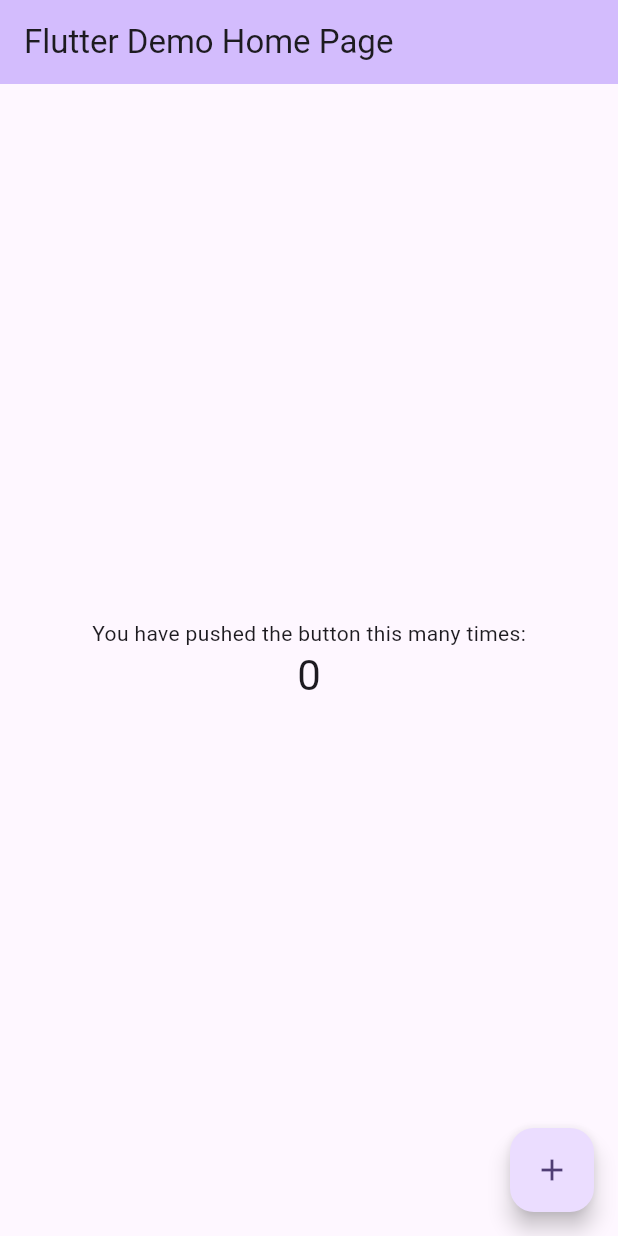
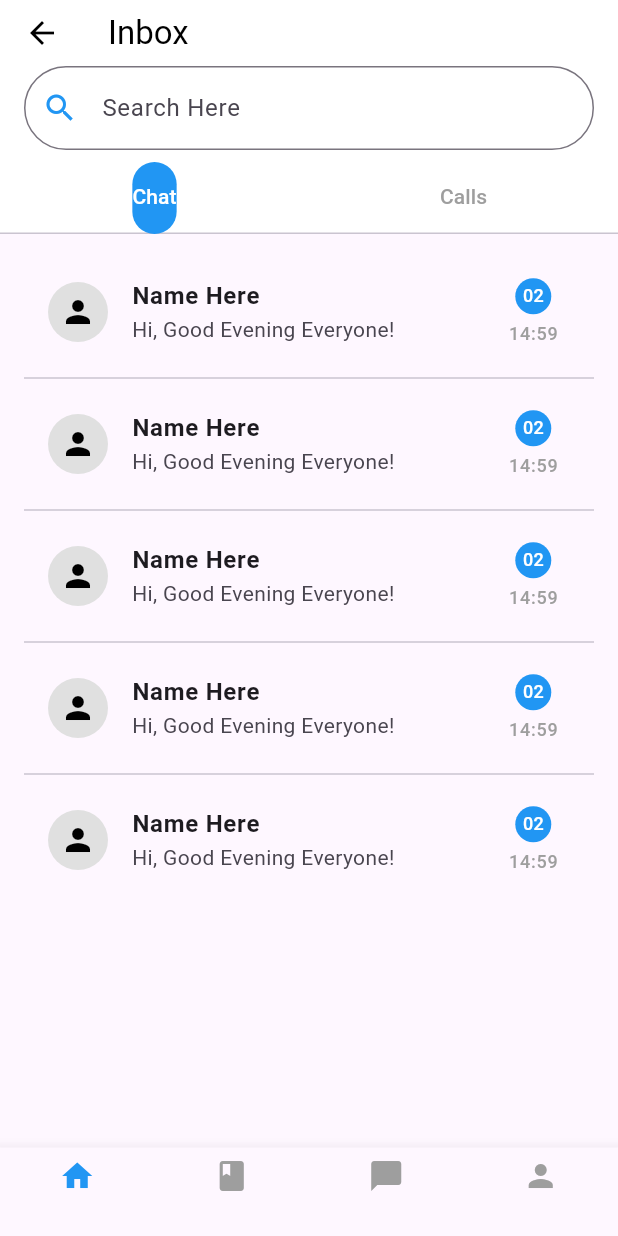
Before and after one commit to Ange-Mukundente/learnRwandaPlatform, a Flutter app: the screen it shows after launch, on a phone screen of 412 x 824 dp. Run offline on Flutter 3.47's test engine with Material 3 defaults, Android fonts, the phone set to English and light mode, and no system bars.

Commit message:
inbox page

```diff
--- a/lib/main.dart
+++ b/lib/main.dart
@@ -1,125 +1,121 @@
 import 'package:flutter/material.dart';
 
-void main() {
-  runApp(const MyApp());
-}
+void main() => runApp(MyApp());
 
 class MyApp extends StatelessWidget {
-  const MyApp({super.key});
-
-  // This widget is the root of your application.
   @override
   Widget build(BuildContext context) {
     return MaterialApp(
-      title: 'Flutter Demo',
-      theme: ThemeData(
-        // This is the theme of your application.
-        //
-        // TRY THIS: Try running your application with "flutter run". You'll see
-        // the application has a purple toolbar. Then, without quitting the app,
-        // try changing the seedColor in the colorScheme below to Colors.green
-        // and then invoke "hot reload" (save your changes or press the "hot
-        // reload" button in a Flutter-supported IDE, or press "r" if you used
-        // the command line to start the app).
-        //
-        // Notice that the counter didn't reset back to zero; the application
-        // state is not lost during the reload. To reset the state, use hot
-        // restart instead.
-        //
-        // This works for code too, not just values: Most code changes can be
-        // tested with just a hot reload.
-        colorScheme: ColorScheme.fromSeed(seedColor: Colors.deepPurple),
-        useMaterial3: true,
-      ),
-      home: const MyHomePage(title: 'Flutter Demo Home Page'),
+      home: InboxScreen(),
     );
   }
 }
 
-class MyHomePage extends StatefulWidget {
-  const MyHomePage({super.key, required this.title});
-
-  // This widget is the home page of your application. It is stateful, meaning
-  // that it has a State object (defined below) that contains fields that affect
-  // how it looks.
-
-  // This class is the configuration for the state. It holds the values (in this
-  // case the title) provided by the parent (in this case the App widget) and
-  // used by the build method of the State. Fields in a Widget subclass are
-  // always marked "final".
-
-  final String title;
-
-  @override
-  State<MyHomePage> createState() => _MyHomePageState();
-}
-
-class _MyHomePageState extends State<MyHomePage> {
-  int _counter = 0;
-
-  void _incrementCounter() {
-    setState(() {
-      // This call to setState tells the Flutter framework that something has
-      // changed in this State, which causes it to rerun the build method below
-      // so that the display can reflect the updated values. If we changed
-      // _counter without calling setState(), then the build method would not be
-      // called again, and so nothing would appear to happen.
-      _counter++;
-    });
-  }
-
+class InboxScreen extends StatelessWidget {
   @override
   Widget build(BuildContext context) {
-    // This method is rerun every time setState is called, for instance as done
-    // by the _incrementCounter method above.
-    //
-    // The Flutter framework has been optimized to make rerunning build methods
-    // fast, so that you can just rebuild anything that needs updating rather
-    // than having to individually change instances of widgets.
-    return Scaffold(
-      appBar: AppBar(
-        // TRY THIS: Try changing the color here to a specific color (to
-        // Colors.amber, perhaps?) and trigger a hot reload to see the AppBar
-        // change color while the other colors stay the same.
-        backgroundColor: Theme.of(context).colorScheme.inversePrimary,
-        // Here we take the value from the MyHomePage object that was created by
-        // the App.build method, and use it to set our appbar title.
-        title: Text(widget.title),
-      ),
-      body: Center(
-        // Center is a layout widget. It takes a single child and positions it
-        // in the middle of the parent.
-        child: Column(
-          // Column is also a layout widget. It takes a list of children and
-          // arranges them vertically. By default, it sizes itself to fit its
-          // children horizontally, and tries to be as tall as its parent.
-          //
-          // Column has various properties to control how it sizes itself and
-          // how it positions its children. Here we use mainAxisAlignment to
-          // center the children vertically; the main axis here is the vertical
-          // axis because Columns are vertical (the cross axis would be
-          // horizontal).
-          //
-          // TRY THIS: Invoke "debug painting" (choose the "Toggle Debug Paint"
-          // action in the IDE, or press "p" in the console), to see the
-          // wireframe for each widget.
-          mainAxisAlignment: MainAxisAlignment.center,
-          children: <Widget>[
-            const Text(
-              'You have pushed the button this many times:',
+    return DefaultTabController(
+      length: 2,
+      child: Scaffold(
+        appBar: AppBar(
+          backgroundColor: Colors.white,
+          elevation: 0,
+          leading: IconButton(
+            icon: Icon(Icons.arrow_back, color: Colors.black),
+            onPressed: () {},
+          ),
+          title: Text("Inbox", style: TextStyle(color: Colors.black)),
+          bottom: PreferredSize(
+            preferredSize: Size.fromHeight(100.0),
+            child: Column(
+              children: [
+                Padding(
+                  padding: const EdgeInsets.symmetric(horizontal: 16.0),
+                  child: TextField(
+                    decoration: InputDecoration(
+                      prefixIcon: Icon(Icons.search, color: Colors.blue),
+                      hintText: 'Search Here',
+                      border: OutlineInputBorder(
+                        borderRadius: BorderRadius.circular(30),
+                        borderSide: BorderSide(color: Colors.grey.shade300),
+                      ),
+                    ),
+                  ),
+                ),
+                SizedBox(height: 8.0),
+                TabBar(
+                  indicator: BoxDecoration(
+                    color: Colors.blue,
+                    borderRadius: BorderRadius.circular(30),
+                  ),
+                  unselectedLabelColor: Colors.grey,
+                  labelColor: Colors.white,
+                  tabs: [
+                    Tab(text: "Chat"),
+                    Tab(text: "Calls"),
+                  ],
+                ),
+              ],
             ),
-            Text(
-              '$_counter',
-              style: Theme.of(context).textTheme.headlineMedium,
-            ),
+          ),
+        ),
+        body: TabBarView(
+          children: [
+            ChatTab(),
+            Center(child: Text("Calls Tab")),
+          ],
+        ),
+        bottomNavigationBar: BottomNavigationBar(
+          type: BottomNavigationBarType.fixed,
+          selectedItemColor: Colors.blue,
+          unselectedItemColor: Colors.grey,
+          items: [
+            BottomNavigationBarItem(icon: Icon(Icons.home), label: ""),
+            BottomNavigationBarItem(icon: Icon(Icons.book), label: ""),
+            BottomNavigationBarItem(icon: Icon(Icons.chat_bubble), label: ""),
+            BottomNavigationBarItem(icon: Icon(Icons.person), label: ""),
           ],
         ),
       ),
-      floatingActionButton: FloatingActionButton(
-        onPressed: _incrementCounter,
-        tooltip: 'Increment',
-        child: const Icon(Icons.add),
-      ), // This trailing comma makes auto-formatting nicer for build methods.
     );
   }
 }
+
+class ChatTab extends StatelessWidget {
+  @override
+  Widget build(BuildContext context) {
+    return ListView.separated(
+      padding: EdgeInsets.all(16.0),
+      itemCount: 5,
+      separatorBuilder: (context, index) => Divider(),
+      itemBuilder: (context, index) {
+        return ListTile(
+          leading: CircleAvatar(
+            backgroundColor: Colors.grey.shade300,
+            child: Icon(Icons.person, color: Colors.black),
+          ),
+          title: Text(
+            "Name Here",
+            style: TextStyle(fontWeight: FontWeight.bold),
+          ),
+          subtitle: Text("Hi, Good Evening Everyone!"),
+          trailing: Column(
+            mainAxisAlignment: MainAxisAlignment.center,
+            children: [
+              CircleAvatar(
+                backgroundColor: Colors.blue,
+                radius: 12,
+                child: Text(
+                  "02",
+                  style: TextStyle(color: Colors.white, fontSize: 12),
+                ),
+              ),
+              SizedBox(height: 4),
+              Text("14:59", style: TextStyle(fontSize: 12, color: Colors.grey)),
+            ],
+          ),
+        );
+      },
+    );
+  }
+}
```
